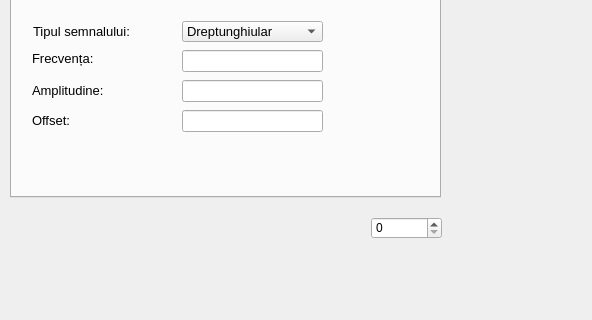
This is View/designer.ui in AdrianCulic/PyADC as Qt 5 draws it before an edit; both pictures show x 0 to 592 and y 442 to 762 of the 1134 by 762 pixel window. The edited form follows.
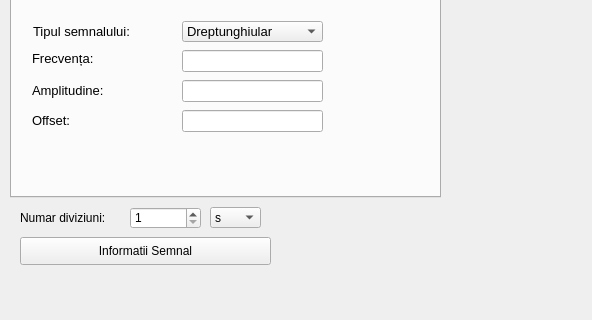
This is the edited form. Icons and pictures are not drawn.

Commit message: Spinbox feature/ bugfixing for the lineEdit UI

```diff
--- a/View/designer.ui
+++ b/View/designer.ui
@@ -661,15 +661,87 @@
     </property>
     <layout class="QVBoxLayout" name="PlotLayout"/>
    </widget>
-   <widget class="QSpinBox" name="spinBox">
+   <widget class="QWidget" name="widget" native="true">
     <property name="geometry">
      <rect>
-      <x>371</x>
-      <y>640</y>
-      <width>71</width>
-      <height>22</height>
+      <x>10</x>
+      <y>620</y>
+      <width>431</width>
+      <height>80</height>
      </rect>
     </property>
+    <widget class="QComboBox" name="UnitTypeComboBox">
+     <property name="geometry">
+      <rect>
+       <x>200</x>
+       <y>10</y>
+       <width>51</width>
+       <height>21</height>
+      </rect>
+     </property>
+     <item>
+      <property name="text">
+       <string>s</string>
+      </property>
+     </item>
+     <item>
+      <property name="text">
+       <string>ms</string>
+      </property>
+     </item>
+     <item>
+      <property name="text">
+       <string>us</string>
+      </property>
+     </item>
+     <item>
+      <property name="text">
+       <string>ns</string>
+      </property>
+     </item>
+    </widget>
+    <widget class="QLabel" name="label_12">
+     <property name="geometry">
+      <rect>
+       <x>10</x>
+       <y>10</y>
+       <width>101</width>
+       <height>21</height>
+      </rect>
+     </property>
+     <property name="text">
+      <string>Numar diviziuni:</string>
+     </property>
+    </widget>
+    <widget class="QSpinBox" name="DivNoSpinBox">
+     <property name="geometry">
+      <rect>
+       <x>120</x>
+       <y>10</y>
+       <width>71</width>
+       <height>22</height>
+      </rect>
+     </property>
+     <property name="minimum">
+      <number>1</number>
+     </property>
+     <property name="maximum">
+      <number>10</number>
+     </property>
+    </widget>
+    <widget class="QPushButton" name="InfoPushButton">
+     <property name="geometry">
+      <rect>
+       <x>10</x>
+       <y>40</y>
+       <width>251</width>
+       <height>28</height>
+      </rect>
+     </property>
+     <property name="text">
+      <string>Informatii Semnal</string>
+     </property>
+    </widget>
    </widget>
   </widget>
   <widget class="QMenuBar" name="menubar">
```
The commit also changes 6 other files.
